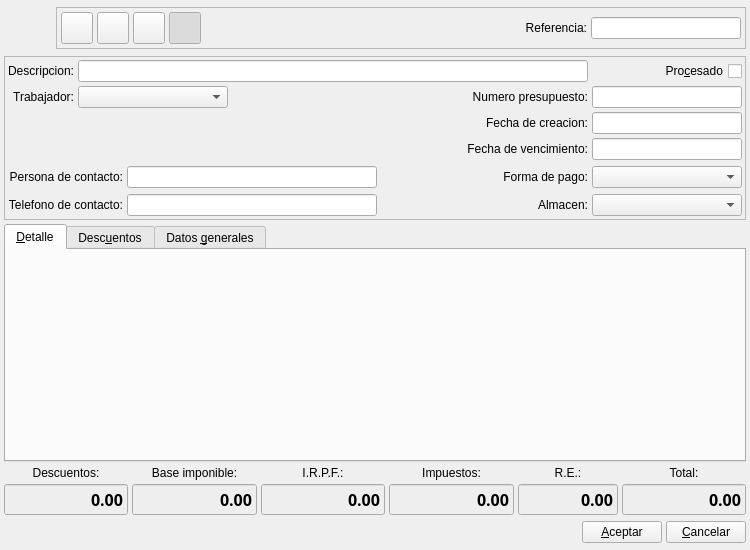
First picture: the form in bulmages/bulmafact/plugins/pluginbf_clientepresupuesto/presupuestoclientebase.ui, repository eboladev/Bulmages-1, before the edit.
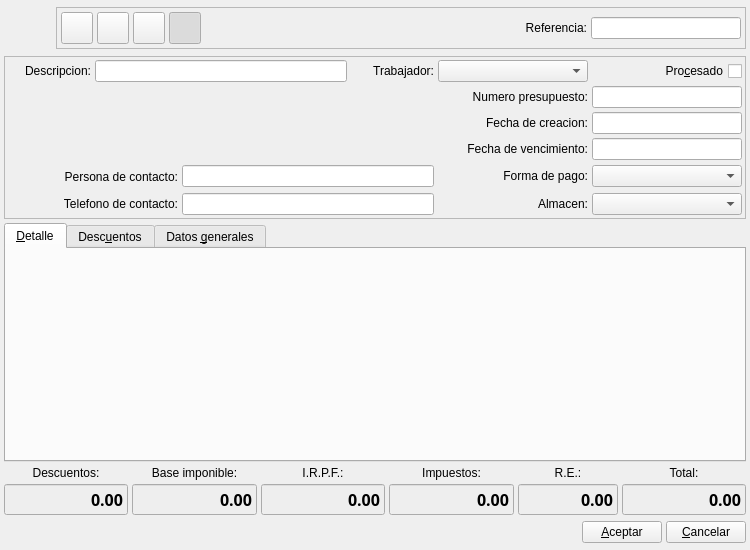
Second picture: the form after the edit. Icons and pictures are not drawn. Custom widgets are drawn as their Qt base class.

Diff of the .ui file:
```diff
--- a/bulmages/bulmafact/plugins/pluginbf_clientepresupuesto/presupuestoclientebase.ui
+++ b/bulmages/bulmafact/plugins/pluginbf_clientepresupuesto/presupuestoclientebase.ui
@@ -374,7 +374,7 @@
         </property>
        </widget>
       </item>
-      <item row="0" column="1" colspan="4">
+      <item row="0" column="1" colspan="3">
        <widget class="QLineEdit" name="mui_descpresupuesto">
         <property name="sizePolicy">
          <sizepolicy hsizetype="Expanding" vsizetype="Preferred">
@@ -387,7 +387,42 @@
         </property>
        </widget>
       </item>
+      <item row="0" column="4">
+       <widget class="QLabel" name="label10">
+        <property name="sizePolicy">
+         <sizepolicy hsizetype="Preferred" vsizetype="Fixed">
+          <horstretch>0</horstretch>
+          <verstretch>0</verstretch>
+         </sizepolicy>
+        </property>
+        <property name="text">
+         <string>Trabajador:</string>
+        </property>
+        <property name="alignment">
+         <set>Qt::AlignRight|Qt::AlignTrailing|Qt::AlignVCenter</set>
+        </property>
+        <property name="buddy">
+         <cstring>mui_idtrabajador</cstring>
+        </property>
+       </widget>
+      </item>
       <item row="0" column="5">
+       <widget class="BfBuscarTrabajador" name="mui_idtrabajador">
+        <property name="minimumSize">
+         <size>
+          <width>150</width>
+          <height>0</height>
+         </size>
+        </property>
+        <property name="maximumSize">
+         <size>
+          <width>150</width>
+          <height>16777215</height>
+         </size>
+        </property>
+       </widget>
+      </item>
+      <item row="0" column="6">
        <widget class="QCheckBox" name="mui_procesadopresupuesto">
         <property name="layoutDirection">
          <enum>Qt::RightToLeft</enum>
@@ -397,55 +432,23 @@
         </property>
        </widget>
       </item>
-      <item row="1" column="0">
-       <widget class="QLabel" name="label10">
+      <item row="1" column="0" rowspan="3" colspan="5">
+       <widget class="BlSearchWidget" name="mui_idcliente">
         <property name="sizePolicy">
-         <sizepolicy hsizetype="Preferred" vsizetype="Fixed">
+         <sizepolicy hsizetype="Ignored" vsizetype="Ignored">
           <horstretch>0</horstretch>
           <verstretch>0</verstretch>
          </sizepolicy>
         </property>
-        <property name="text">
-         <string>Trabajador:</string>
-        </property>
-        <property name="alignment">
-         <set>Qt::AlignRight|Qt::AlignTrailing|Qt::AlignVCenter</set>
-        </property>
-        <property name="buddy">
-         <cstring>mui_idtrabajador</cstring>
-        </property>
-       </widget>
-      </item>
-      <item row="1" column="1" colspan="2">
-       <widget class="BfBuscarTrabajador" name="mui_idtrabajador">
         <property name="minimumSize">
          <size>
           <width>150</width>
           <height>0</height>
          </size>
         </property>
-        <property name="maximumSize">
-         <size>
-          <width>150</width>
-          <height>16777215</height>
-         </size>
-        </property>
        </widget>
       </item>
-      <item row="1" column="3">
-       <spacer name="horizontalSpacer_3">
-        <property name="orientation">
-         <enum>Qt::Horizontal</enum>
-        </property>
-        <property name="sizeHint" stdset="0">
-         <size>
-          <width>68</width>
-          <height>20</height>
-         </size>
-        </property>
-       </spacer>
-      </item>
-      <item row="1" column="4">
+      <item row="1" column="5">
        <widget class="QLabel" name="label7">
         <property name="sizePolicy">
          <sizepolicy hsizetype="Preferred" vsizetype="Fixed">
@@ -464,7 +467,7 @@
         </property>
        </widget>
       </item>
-      <item row="1" column="5">
+      <item row="1" column="6">
        <widget class="QLineEdit" name="mui_numpresupuesto">
         <property name="sizePolicy">
          <sizepolicy hsizetype="Preferred" vsizetype="Preferred">
@@ -486,23 +489,7 @@
         </property>
        </widget>
       </item>
-      <item row="2" column="0" rowspan="2" colspan="4">
-       <widget class="BlSearchWidget" name="mui_idcliente" native="true">
-        <property name="sizePolicy">
-         <sizepolicy hsizetype="Ignored" vsizetype="Ignored">
-          <horstretch>0</horstretch>
-          <verstretch>0</verstretch>
-         </sizepolicy>
-        </property>
-        <property name="minimumSize">
-         <size>
-          <width>150</width>
-          <height>0</height>
-         </size>
-        </property>
-       </widget>
-      </item>
-      <item row="2" column="4">
+      <item row="2" column="5">
        <widget class="QLabel" name="label15">
         <property name="sizePolicy">
          <sizepolicy hsizetype="Preferred" vsizetype="Fixed">
@@ -521,7 +508,7 @@
         </property>
        </widget>
       </item>
-      <item row="2" column="5">
+      <item row="2" column="6">
        <widget class="BlDateSearch" name="mui_fpresupuesto">
         <property name="minimumSize">
          <size>
@@ -537,7 +524,7 @@
         </property>
        </widget>
       </item>
-      <item row="3" column="4">
+      <item row="3" column="5">
        <widget class="QLabel" name="label11">
         <property name="sizePolicy">
          <sizepolicy hsizetype="Preferred" vsizetype="Fixed">
@@ -556,7 +543,7 @@
         </property>
        </widget>
       </item>
-      <item row="3" column="5">
+      <item row="3" column="6">
        <widget class="BlDateSearch" name="mui_vencpresupuesto">
         <property name="minimumSize">
          <size>
@@ -597,7 +584,7 @@
         </property>
        </widget>
       </item>
-      <item row="4" column="2">
+      <item row="4" column="2" colspan="3">
        <widget class="QLineEdit" name="mui_contactpresupuesto">
         <property name="sizePolicy">
          <sizepolicy hsizetype="Expanding" vsizetype="Fixed">
@@ -613,20 +600,7 @@
         </property>
        </widget>
       </item>
-      <item row="4" column="3">
-       <spacer name="horizontalSpacer">
-        <property name="orientation">
-         <enum>Qt::Horizontal</enum>
-        </property>
-        <property name="sizeHint" stdset="0">
-         <size>
-          <width>68</width>
-          <height>26</height>
-         </size>
-        </property>
-       </spacer>
-      </item>
-      <item row="4" column="4">
+      <item row="4" column="5">
        <widget class="QLabel" name="label12">
         <property name="sizePolicy">
          <sizepolicy hsizetype="Preferred" vsizetype="Fixed">
@@ -645,7 +619,7 @@
         </property>
        </widget>
       </item>
-      <item row="4" column="5">
+      <item row="4" column="6">
        <widget class="BfBuscarFormaPago" name="mui_idforma_pago">
         <property name="maximumSize">
          <size>
@@ -674,7 +648,7 @@
         </property>
        </widget>
       </item>
-      <item row="5" column="2">
+      <item row="5" column="2" colspan="3">
        <widget class="QLineEdit" name="mui_telpresupuesto">
         <property name="sizePolicy">
          <sizepolicy hsizetype="Expanding" vsizetype="Fixed">
@@ -690,20 +664,7 @@
         </property>
        </widget>
       </item>
-      <item row="5" column="3">
-       <spacer name="horizontalSpacer_2">
-        <property name="orientation">
-         <enum>Qt::Horizontal</enum>
-        </property>
-        <property name="sizeHint" stdset="0">
-         <size>
-          <width>68</width>
-          <height>20</height>
-         </size>
-        </property>
-       </spacer>
-      </item>
-      <item row="5" column="4">
+      <item row="5" column="5">
        <widget class="QLabel" name="m_lblalmacen">
         <property name="sizePolicy">
          <sizepolicy hsizetype="Preferred" vsizetype="Fixed">
@@ -722,7 +683,7 @@
         </property>
        </widget>
       </item>
-      <item row="5" column="5">
+      <item row="5" column="6">
        <widget class="BfBuscarAlmacen" name="mui_idalmacen">
         <property name="minimumSize">
          <size>
@@ -1488,6 +1449,11 @@
  </widget>
  <layoutdefault spacing="4" margin="3"/>
  <customwidgets>
+  <customwidget>
+   <class>BlSearchWidget</class>
+   <extends>QWidget</extends>
+   <header>blsearchwidget.h</header>
+  </customwidget>
   <customwidget>
    <class>BfBuscarFormaPago</class>
    <extends>QComboBox</extends>
@@ -1508,11 +1474,6 @@
    <extends>QLineEdit</extends>
    <header>../../bulmalib/src/bldatesearch.h</header>
   </customwidget>
-  <customwidget>
-   <class>BlSearchWidget</class>
-   <extends>QWidget</extends>
-   <header>blsearchwidget.h</header>
-  </customwidget>
   <customwidget>
    <class>BfBuscarTrabajador</class>
    <extends>QComboBox</extends>
```
Left out of the diff: 1 changed line with no effect on the pictures.
